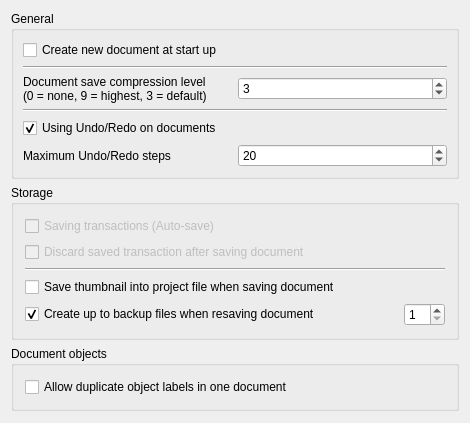
First picture: the form in src/Gui/DlgSettingsDocument.ui, repository berndhahnebach/All_FreeCAD, before the edit.
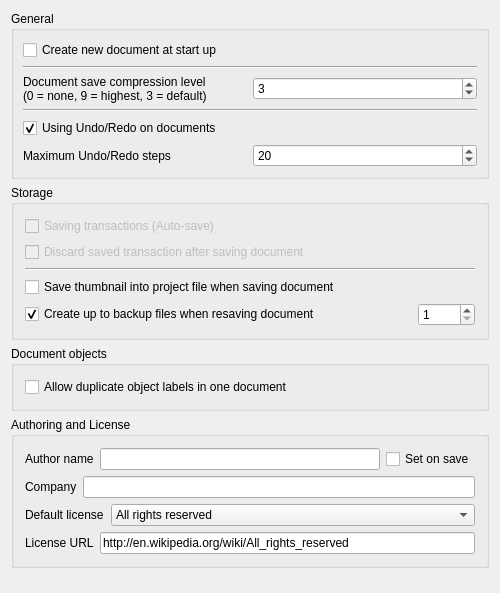
Second picture: the form after the edit. Custom widgets are drawn as their Qt base class.

Commit message:
Added preference setting to set default Author & License - fixes #1883
* added fields in Prefereces->Default->Document
* new documents take the values of those fields

```diff
--- a/src/Gui/DlgSettingsDocument.ui
+++ b/src/Gui/DlgSettingsDocument.ui
@@ -6,14 +6,27 @@
    <rect>
     <x>0</x>
     <y>0</y>
-    <width>470</width>
-    <height>423</height>
+    <width>500</width>
+    <height>593</height>
    </rect>
   </property>
   <property name="windowTitle">
    <string>Document</string>
   </property>
   <layout class="QGridLayout" name="gridLayout_3">
+   <item row="4" column="0">
+    <spacer>
+     <property name="orientation">
+      <enum>Qt::Vertical</enum>
+     </property>
+     <property name="sizeHint" stdset="0">
+      <size>
+       <width>429</width>
+       <height>37</height>
+      </size>
+     </property>
+    </spacer>
+   </item>
    <item row="0" column="0">
     <widget class="QGroupBox" name="GroupBox5">
      <property name="title">
@@ -293,32 +306,209 @@
     </widget>
    </item>
    <item row="3" column="0">
-    <spacer>
-     <property name="orientation">
-      <enum>Qt::Vertical</enum>
+    <widget class="QGroupBox" name="groupBox_3">
+     <property name="title">
+      <string>Authoring and License</string>
      </property>
-     <property name="sizeHint" stdset="0">
-      <size>
-       <width>429</width>
-       <height>37</height>
-      </size>
-     </property>
-    </spacer>
+     <layout class="QVBoxLayout" name="verticalLayout">
+      <item>
+       <layout class="QHBoxLayout" name="horizontalLayout_3">
+        <item>
+         <widget class="QLabel" name="label_3">
+          <property name="text">
+           <string>Author name</string>
+          </property>
+         </widget>
+        </item>
+        <item>
+         <widget class="Gui::PrefLineEdit" name="prefAuthor">
+          <property name="toolTip">
+           <string>&lt;html&gt;&lt;head/&gt;&lt;body&gt;&lt;p&gt;The name to use on document creation.&lt;/p&gt;&lt;p&gt;Keep blank for anonymous.&lt;/p&gt;&lt;p&gt;You can also use the form:&lt;/p&gt;&lt;p&gt;John Doe &amp;lt;john@doe.com&amp;gt;&lt;/p&gt;&lt;/body&gt;&lt;/html&gt;</string>
+          </property>
+          <property name="prefEntry" stdset="0">
+           <cstring>prefAuthor</cstring>
+          </property>
+          <property name="prefPath" stdset="0">
+           <cstring>Document</cstring>
+          </property>
+         </widget>
+        </item>
+        <item>
+         <widget class="Gui::PrefCheckBox" name="prefSetAuthorOnSave">
+          <property name="toolTip">
+           <string>If this is checked, the &quot;Last modified by&quot; field will be set when saving the file</string>
+          </property>
+          <property name="text">
+           <string>Set on save</string>
+          </property>
+          <property name="prefEntry" stdset="0">
+           <cstring>prefSetAuthorOnSave</cstring>
+          </property>
+          <property name="prefPath" stdset="0">
+           <cstring>Document</cstring>
+          </property>
+         </widget>
+        </item>
+       </layout>
+      </item>
+      <item>
+       <layout class="QHBoxLayout" name="horizontalLayout_4">
+        <item>
+         <widget class="QLabel" name="label_4">
+          <property name="text">
+           <string>Company</string>
+          </property>
+         </widget>
+        </item>
+        <item>
+         <widget class="Gui::PrefLineEdit" name="prefCompany">
+          <property name="toolTip">
+           <string>The defautl company to use for new files</string>
+          </property>
+          <property name="prefEntry" stdset="0">
+           <cstring>prefCompany</cstring>
+          </property>
+          <property name="prefPath" stdset="0">
+           <cstring>Document</cstring>
+          </property>
+         </widget>
+        </item>
+       </layout>
+      </item>
+      <item>
+       <layout class="QHBoxLayout" name="horizontalLayout">
+        <item>
+         <widget class="QLabel" name="label">
+          <property name="text">
+           <string>Default license</string>
+          </property>
+         </widget>
+        </item>
+        <item>
+         <widget class="Gui::PrefComboBox" name="prefLicenseType">
+          <property name="enabled">
+           <bool>true</bool>
+          </property>
+          <property name="toolTip">
+           <string>The default license for new documents</string>
+          </property>
+          <property name="editable">
+           <bool>false</bool>
+          </property>
+          <property name="prefEntry" stdset="0">
+           <cstring>prefLicenseType</cstring>
+          </property>
+          <property name="prefPath" stdset="0">
+           <cstring>Document</cstring>
+          </property>
+          <item>
+           <property name="text">
+            <string>All rights reserved</string>
+           </property>
+          </item>
+          <item>
+           <property name="text">
+            <string>CreativeCommons Attribution</string>
+           </property>
+          </item>
+          <item>
+           <property name="text">
+            <string>CreativeCommons Attribution-ShareAlike</string>
+           </property>
+          </item>
+          <item>
+           <property name="text">
+            <string>CreativeCommons Attribution-NoDerivatives</string>
+           </property>
+          </item>
+          <item>
+           <property name="text">
+            <string>CreativeCommons Attribution-NonCommercial</string>
+           </property>
+          </item>
+          <item>
+           <property name="text">
+            <string>CreativeCommons Attribution-NonCommercial-ShareAlike</string>
+           </property>
+          </item>
+          <item>
+           <property name="text">
+            <string>CreativeCommons Attribution-NonCommercial-NoDerivatives</string>
+           </property>
+          </item>
+          <item>
+           <property name="text">
+            <string>Public Domain</string>
+           </property>
+          </item>
+          <item>
+           <property name="text">
+            <string>FreeArt</string>
+           </property>
+          </item>
+          <item>
+           <property name="text">
+            <string>Other</string>
+           </property>
+          </item>
+         </widget>
+        </item>
+       </layout>
+      </item>
+      <item>
+       <layout class="QHBoxLayout" name="horizontalLayout_2">
+        <item>
+         <widget class="QLabel" name="label_2">
+          <property name="text">
+           <string>License URL</string>
+          </property>
+         </widget>
+        </item>
+        <item>
+         <widget class="Gui::PrefLineEdit" name="prefLicenseUrl">
+          <property name="toolTip">
+           <string>An URL where the user can find more details about the license</string>
+          </property>
+          <property name="text">
+           <string>http://en.wikipedia.org/wiki/All_rights_reserved</string>
+          </property>
+          <property name="prefEntry" stdset="0">
+           <cstring>prefLicenseUrl</cstring>
+          </property>
+          <property name="prefPath" stdset="0">
+           <cstring>Document</cstring>
+          </property>
+         </widget>
+        </item>
+       </layout>
+      </item>
+     </layout>
+    </widget>
    </item>
   </layout>
  </widget>
  <layoutdefault spacing="6" margin="11"/>
  <customwidgets>
-  <customwidget>
-   <class>Gui::PrefCheckBox</class>
-   <extends>QCheckBox</extends>
-   <header>Gui/PrefWidgets.h</header>
-  </customwidget>
   <customwidget>
    <class>Gui::PrefSpinBox</class>
    <extends>QSpinBox</extends>
    <header>Gui/PrefWidgets.h</header>
   </customwidget>
+  <customwidget>
+   <class>Gui::PrefCheckBox</class>
+   <extends>QCheckBox</extends>
+   <header>Gui/PrefWidgets.h</header>
+  </customwidget>
+  <customwidget>
+   <class>Gui::PrefComboBox</class>
+   <extends>QComboBox</extends>
+   <header>Gui/PrefWidgets.h</header>
+  </customwidget>
+  <customwidget>
+   <class>Gui::PrefLineEdit</class>
+   <extends>QLineEdit</extends>
+   <header>Gui/PrefWidgets.h</header>
+  </customwidget>
  </customwidgets>
  <tabstops>
   <tabstop>prefCheckNewDoc</tabstop>
```
Left out of the diff: 16 changed lines with no effect on the pictures. The commit also changes 3 other files.
